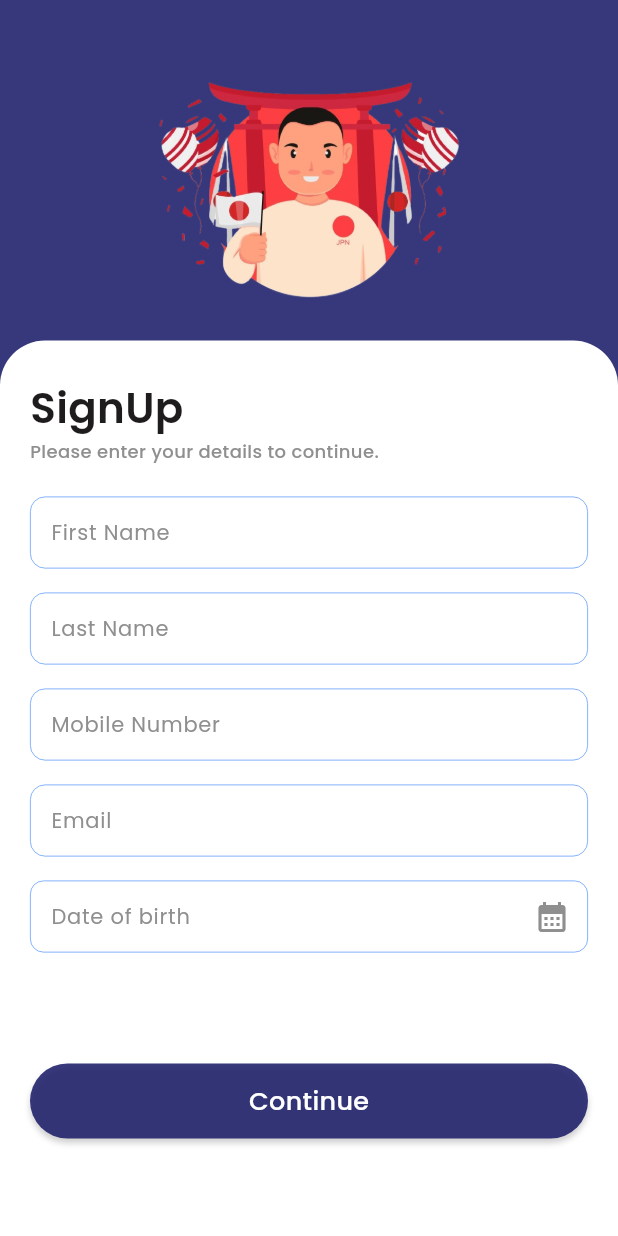
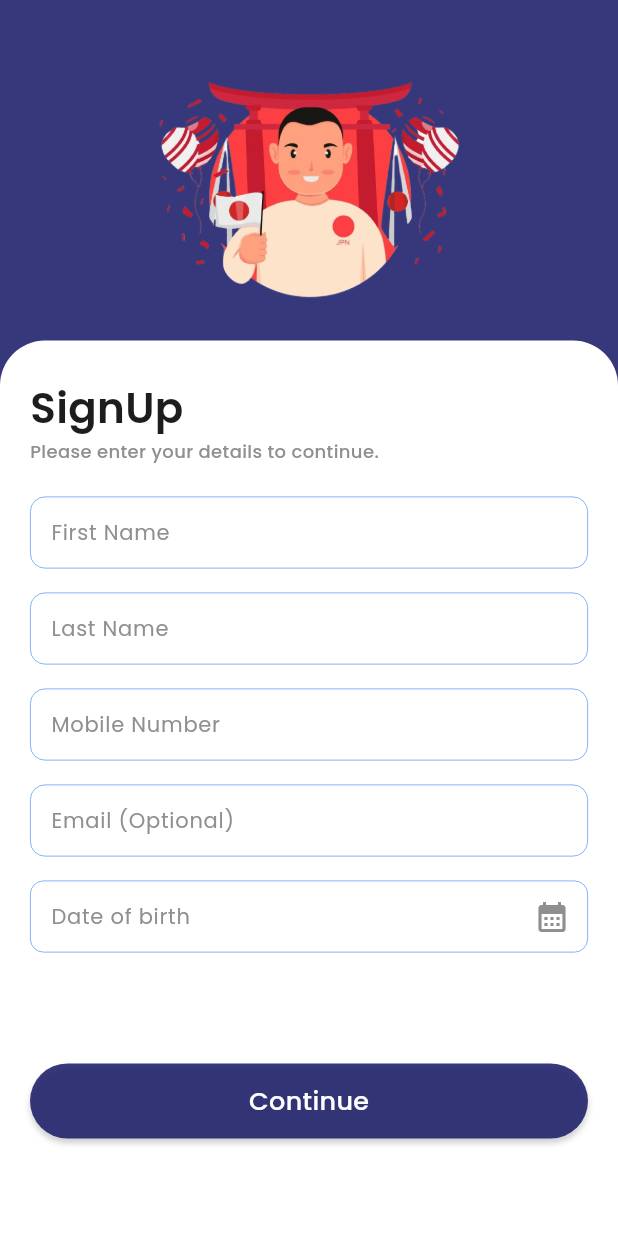
Before and after one commit to IT21175466/Mirai-Japanese-LMS, a Flutter app: the SignUpScreen screen opened directly, on a phone screen of 412 x 824 dp. Run offline on Flutter 3.47's test engine with Material 3 defaults, Android fonts, the phone set to English and light mode, and no system bars; our stand-ins replace lottie, percent_indicator.

Commit message:
Update signup_screen.dart

```diff
--- a/lib/views/authentication/signup_screen.dart
+++ b/lib/views/authentication/signup_screen.dart
@@ -155,7 +155,7 @@ class _SignUpScreenState extends State<SignUpScreen> {
                     ),
                     CustomTextField(
                       controller: emailController,
-                      labelText: 'Email',
+                      labelText: 'Email (Optional)',
                     ),
                     Container(
                       margin: const EdgeInsets.symmetric(vertical: 7),
```
